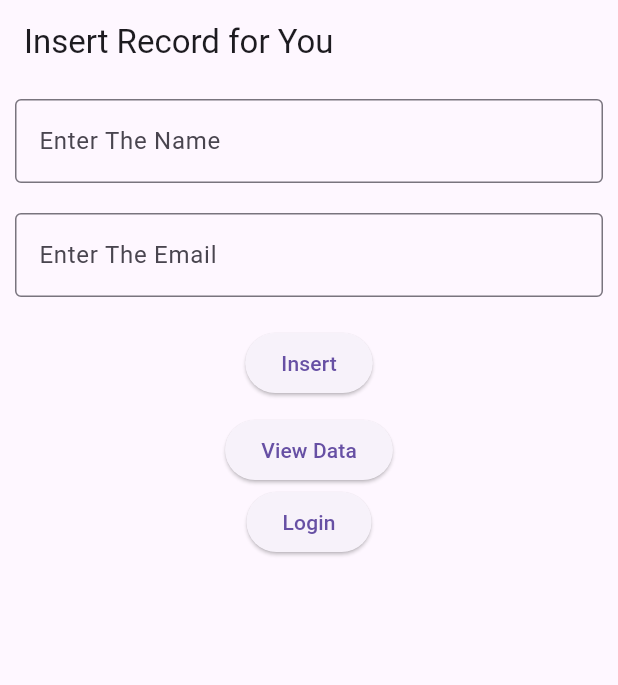
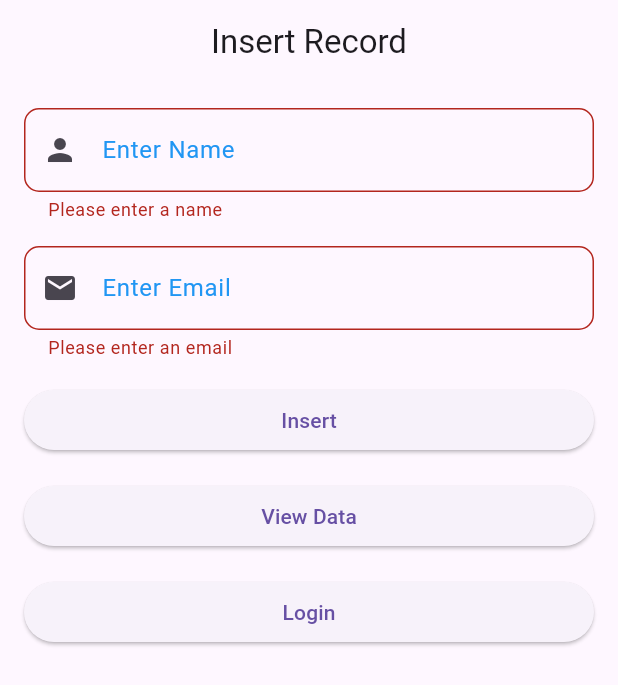
Before and after one commit to aniketsable3/Mobile, a Flutter app: the screen it shows after launch, after a tap on "Insert", on a phone screen of 412 x 824 dp. Shown: the top 685 px of the screen. Run offline on Flutter 3.47's test engine with Material 3 defaults, Android fonts, the phone set to English and light mode, and no system bars; network calls fail.

Commit message:
first commit

```diff
--- a/lib/main.dart
+++ b/lib/main.dart
@@ -2,114 +2,142 @@ import 'dart:convert';
 import 'package:flutter/material.dart';
 import 'package:http/http.dart' as http;
 import 'view_data.dart'; // Corrected import statement
-import 'package:app/login_data.dart';
+import 'login_data.dart'; // Ensure you have the correct import
 
 void main() {
   runApp(const MyApp());
 }
 
-class MyApp extends StatefulWidget {
-  const MyApp({super.key});
+class MyApp extends StatelessWidget {
+  const MyApp({Key? key}) : super(key: key);
 
   @override
-  State<MyApp> createState() => _MyAppState();
+  Widget build(BuildContext context) {
+    return MaterialApp(
+      debugShowCheckedModeBanner: false,
+      title: 'Insert Record for You',
+      theme: ThemeData(
+        primarySwatch: Colors.blue,
+        inputDecorationTheme: InputDecorationTheme(
+          border: OutlineInputBorder(
+            borderRadius: BorderRadius.circular(10.0),
+          ),
+          labelStyle: TextStyle(color: Colors.blue),
+        ),
+      ),
+      home: InsertRecordScreen(),
+    );
+  }
 }
 
-class _MyAppState extends State<MyApp> {
-  TextEditingController name = TextEditingController();
-  TextEditingController email = TextEditingController();
+class InsertRecordScreen extends StatefulWidget {
+  @override
+  _InsertRecordScreenState createState() => _InsertRecordScreenState();
+}
 
+class _InsertRecordScreenState extends State<InsertRecordScreen> {
+  TextEditingController nameController = TextEditingController();
+  TextEditingController emailController = TextEditingController();
+  final GlobalKey<FormState> _formKey = GlobalKey<FormState>();
 
-  Future<void> Insertrecord() async {
-    if (name.text.isNotEmpty &&
-        email.text.isNotEmpty) {
+  Future<void> insertRecord() async {
+    if (_formKey.currentState!.validate()) {
       try {
         String uri = "http://10.0.2.2/mmcrud/insert_record.php";
         var res = await http.post(Uri.parse(uri), body: {
-          "name": name.text,
-          "email": email.text
-
+          "name": nameController.text,
+          "email": emailController.text,
         });
         var response = jsonDecode(res.body);
         if (response['status'] == 'success') {
-          print("Record Inserted");
+          ScaffoldMessenger.of(context).showSnackBar(
+            SnackBar(content: Text('Record Inserted Successfully!')),
+          );
         } else {
-          print("Some issue: ${response['message']}");
+          ScaffoldMessenger.of(context).showSnackBar(
+            SnackBar(content: Text('Error: ${response['message']}')),
+          );
         }
       } catch (e) {
-        print(e);
+        ScaffoldMessenger.of(context).showSnackBar(
+          SnackBar(content: Text('Error: $e')),
+        );
       }
-    } else {
-      print("Please Fill All The Fields");
     }
   }
 
   @override
   Widget build(BuildContext context) {
-    return MaterialApp(
-      home: Scaffold(
-        appBar: AppBar(title: Text('Insert Record for You')),
-        body: SingleChildScrollView(
-          child: Column(children: [
-            Container(
-              margin: EdgeInsets.all(10),
-              child: TextFormField(
-                controller: name,
+    return Scaffold(
+      appBar: AppBar(
+        title: Text('Insert Record'),
+        centerTitle: true,
+      ),
+      body: Padding(
+        padding: const EdgeInsets.all(16.0),
+        child: SingleChildScrollView(
+          child: Form(
+            key: _formKey,
+            child: Column(
+              crossAxisAlignment: CrossAxisAlignment.stretch,
+              children: [
+                TextFormField(
+                  controller: nameController,
                   decoration: InputDecoration(
-                    border: OutlineInputBorder(), label: Text('Enter The Name')),
+                    labelText: 'Enter Name',
+                    prefixIcon: Icon(Icons.person),
                   ),
+                  validator: (value) {
+                    if (value == null || value.isEmpty) {
+                      return 'Please enter a name';
+                    }
+                    return null;
+                  },
                 ),
-            Container(
-              margin: EdgeInsets.all(10),
-              child: TextFormField(
-                controller: email,
+                SizedBox(height: 16.0),
+                TextFormField(
+                  controller: emailController,
                   decoration: InputDecoration(
-                    border: OutlineInputBorder(), label: Text('Enter The Email')),
+                    labelText: 'Enter Email',
+                    prefixIcon: Icon(Icons.email),
                   ),
+                  validator: (value) {
+                    if (value == null || value.isEmpty) {
+                      return 'Please enter an email';
+                    } else if (!RegExp(r'^[\w-\.]+@([\w-]+\.)+[\w-]{2,4}$').hasMatch(value)) {
+                      return 'Please enter a valid email';
+                    }
+                    return null;
+                  },
                 ),
-
-            Container(
-              margin: EdgeInsets.all(10),
-              child: ElevatedButton(
-                onPressed: () {
-                  Insertrecord();
-                },
+                SizedBox(height: 16.0),
+                ElevatedButton(
+                  onPressed: insertRecord,
                   child: Text('Insert'),
                 ),
-            ),
-            Container(
-              margin: EdgeInsets.all(0),
-              child: Builder(
-                builder: (context) {
-                  return ElevatedButton(
+                SizedBox(height: 16.0),
+                ElevatedButton(
                   onPressed: () {
                     Navigator.push(
                       context,
-                          MaterialPageRoute(builder: (context) => const ViewData()),
+                      MaterialPageRoute(builder: (context) => ViewData()),
                     );
                   },
-                      child: Text("View Data"),
-
-                      );
-                },
+                  child: Text('View Data'),
                 ),
-            ),
-            Container(
-              margin: EdgeInsets.all(0),
-              child: Builder(
-                builder: (context) {
-                  return ElevatedButton(
+                SizedBox(height: 16.0),
+                ElevatedButton(
                   onPressed: () {
                     Navigator.push(
                       context,
-                          MaterialPageRoute(builder: (context) => const LoginApp()),
+                      MaterialPageRoute(builder: (context) => LoginApp()),
                     );
                   },
-                      child: Text("Login"));
-                },
+                  child: Text('Login'),
+                ),
+              ],
             ),
           ),
-          ]),
         ),
       ),
     );
```
Also changed, not shown: lib/login_data.dart (+68 -48 lines), lib/update_record.dart (+34 -26 lines), lib/view_data.dart (+45 -5 lines), 8 other files. Lines whose indentation alone changed are shown as unchanged.
